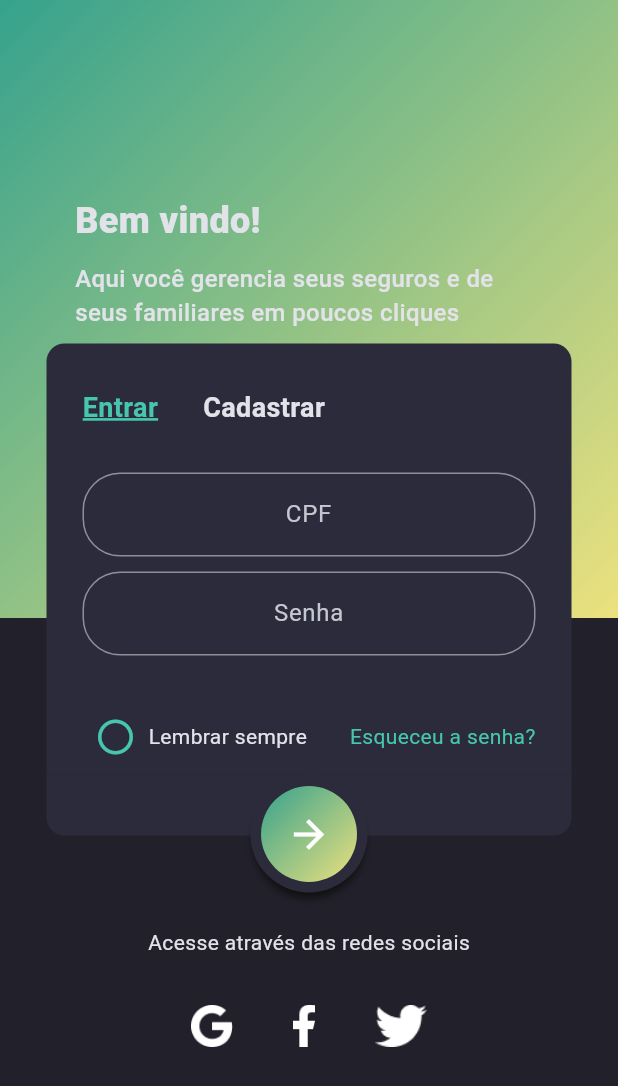
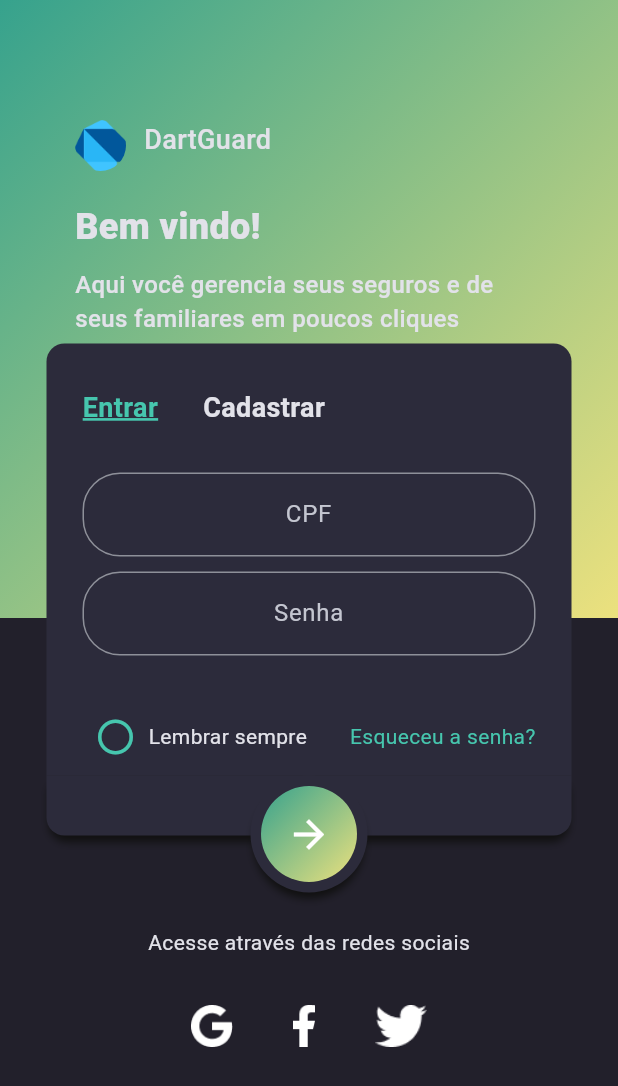
Before and after one commit to victorfidelis/DartGuard, a Flutter app: the screen it shows after launch, on a phone screen of 412 x 824 dp. Shown: the top 1086 px of the screen. Run offline on Flutter 3.47's test engine with Material 3 defaults, Android fonts, the phone set to English and light mode, and no system bars; our stand-ins replace cloud_firestore, firebase_auth, firebase_core; accounts and stored records are empty.

Commit message:
desenvolvendo layout da home

```diff
--- /dev/null
+++ b/dart_guard/lib/app/modules/main/models/hire.dart
@@ -0,0 +1,6 @@
+class Contract {
+  String name;
+  String image;
+
+  Contract({required this.name, required this.image});
+}
--- a/dart_guard/lib/app/modules/main/views/login/login_view.dart
+++ b/dart_guard/lib/app/modules/main/views/login/login_view.dart
@@ -1,6 +1,7 @@
 import 'package:dart_guard/app/modules/main/views/login/widgets/login_form.dart';
 import 'package:dart_guard/app/modules/main/views/login/widgets/social_media_links.dart';
 import 'package:dart_guard/app/shared/theme/theme_constants.dart';
+import 'package:dart_guard/app/shared/widgets/app_logo.dart';
 import 'package:flutter/material.dart';
 
 class LoginView extends StatefulWidget {
@@ -21,10 +22,13 @@ class _LoginViewState extends State<LoginView> {
               Expanded(
                 flex: 2,
                 child: Container(
-                  padding: EdgeInsets.only(left: 50, top: 130, right: 50),
+                  padding: EdgeInsets.only(left: 50, top: 80, right: 50),
                   decoration: BoxDecoration(gradient: ThemeConstants.defaultGradient),
                   child: Column(
+                    crossAxisAlignment: CrossAxisAlignment.start,
                     children: [
+                      SizedBox(height: 34, child: AppLogo()),
+                      SizedBox(height: 20),
                       Row(children: [Text('Bem vindo!', style: TextStyle(fontSize: 24, fontWeight: FontWeight.w900))]),
                       SizedBox(height: 10),
                       Text(
--- a/dart_guard/lib/app/modules/main/views/login/widgets/login_button.dart
+++ b/dart_guard/lib/app/modules/main/views/login/widgets/login_button.dart
@@ -16,7 +16,7 @@ class LoginButtom extends StatelessWidget {
         child: Container(
           padding: EdgeInsets.all(7),
           decoration: BoxDecoration(
-            color: Color(0xff2c2b3b),
+            color: ThemeConstants.containerBackgroung,
             borderRadius: BorderRadius.circular(200),
             boxShadow: [BoxShadow(color: Color(0xff101010), offset: Offset(0, 6), spreadRadius: -2, blurRadius: 4)],
           ),
--- a/dart_guard/lib/app/modules/main/views/login/widgets/login_form.dart
+++ b/dart_guard/lib/app/modules/main/views/login/widgets/login_form.dart
@@ -5,6 +5,7 @@ import 'package:dart_guard/app/modules/main/views/login/widgets/login_mode_selec
 import 'package:dart_guard/app/modules/main/views/login/widgets/login_button.dart';
 import 'package:dart_guard/app/modules/main/views/login/widgets/login_text_field.dart';
 import 'package:dart_guard/app/shared/formatters/cpf_input_formatters.dart';
+import 'package:dart_guard/app/shared/theme/theme_constants.dart';
 import 'package:dart_guard/app/shared/widgets/custom_text_error.dart';
 import 'package:flutter/material.dart';
 import 'package:provider/provider.dart';
@@ -23,7 +24,7 @@ class LoginForm extends StatelessWidget {
             Container(
               padding: const EdgeInsets.only(left: 24, top: 30, right: 24, bottom: 12),
               decoration: BoxDecoration(
-                color: Color(0xff2c2b3b),
+                color: ThemeConstants.containerBackgroung,
                 borderRadius: BorderRadius.only(topLeft: Radius.circular(12), topRight: Radius.circular(12)),
               ),
               child: Consumer<LoginViewmodel>(
@@ -124,8 +125,11 @@ class LoginForm extends StatelessWidget {
                 Container(
                   height: 40,
                   decoration: BoxDecoration(
-                    color: Color(0xff2c2b3b),
+                    color: ThemeConstants.containerBackgroung,
                     borderRadius: BorderRadius.only(bottomLeft: Radius.circular(12), bottomRight: Radius.circular(12)),
+                    boxShadow: [
+                      BoxShadow(color: Color(0xff101010), offset: Offset(0, 6), spreadRadius: -2, blurRadius: 4),
+                    ],
                   ),
                 ),
                 Consumer<LoginViewmodel>(
--- a/dart_guard/lib/app/shared/theme/theme.dart
+++ b/dart_guard/lib/app/shared/theme/theme.dart
@@ -59,8 +59,6 @@ class MaterialTheme {
 
   static AppBarTheme darkAppBarTheme(ColorScheme colorScheme) {
     return AppBarTheme(
-      backgroundColor: colorScheme.primaryContainer,
-      foregroundColor: colorScheme.onSurface,
       iconTheme: IconThemeData(color: colorScheme.onSurface),
       systemOverlayStyle: SystemUiOverlayStyle.dark.copyWith(
         statusBarColor: colorScheme.primaryContainer,
--- a/dart_guard/lib/app/shared/theme/theme_constants.dart
+++ b/dart_guard/lib/app/shared/theme/theme_constants.dart
@@ -6,4 +6,6 @@ class ThemeConstants {
     begin: Alignment.topLeft,
     end: Alignment.bottomRight,
   );
+
+  static const Color containerBackgroung = Color(0xff2c2b3b);
 }
--- /dev/null
+++ b/dart_guard/lib/app/shared/widgets/app_logo.dart
@@ -0,0 +1,19 @@
+import 'package:flutter/material.dart';
+
+class AppLogo extends StatelessWidget {
+  const AppLogo({super.key});
+
+  @override
+  Widget build(BuildContext context) {
+    return Row(
+      mainAxisSize: MainAxisSize.min,
+      mainAxisAlignment: MainAxisAlignment.start,
+      crossAxisAlignment: CrossAxisAlignment.start,
+      children: [
+        ClipRRect(borderRadius: BorderRadius.circular(200),child: Image.asset('assets/images/logo_dart.png'),),
+        SizedBox(width: 12),
+        Text('DartGuard', style: TextStyle(fontSize: 18, fontWeight: FontWeight.w500)),
+      ],
+    );
+  }
+}
```
Also changed, not shown: dart_guard/lib/app/modules/main/views/home/views/home_view.dart (+22 -5 lines), dart_guard/lib/app/modules/main/views/home/widgets/contract_card.dart (added, +23 -0 lines), dart_guard/lib/app/modules/main/views/home/widgets/contract_section.dart (added, +37 -0 lines), dart_guard/lib/app/modules/main/views/home/widgets/user_card.dart (added, +38 -0 lines), dart_guard/lib/app/modules/main/views/home/widgets/user_image.dart (added, +13 -0 lines), dart_guard/assets/images/logo_dart.png (added), dart_guard/assets/images/person.png (added), dart_guard/assets/images/person_original.png (added).
